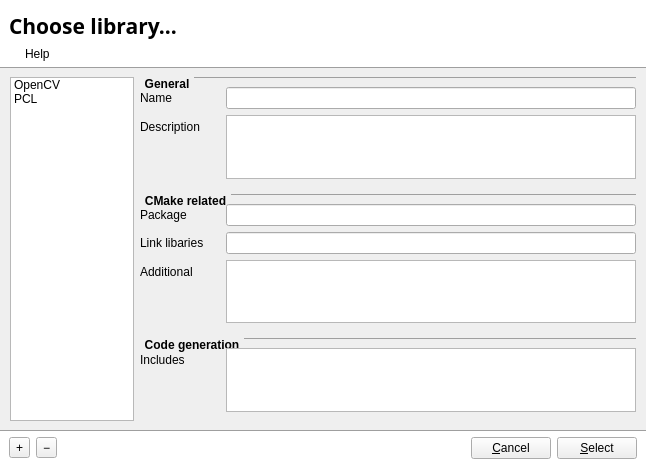
This is src/Tools/diswizard_library.ui in maciek-slon/DisCODe as Qt 5 draws it before an edit. The edited form follows.
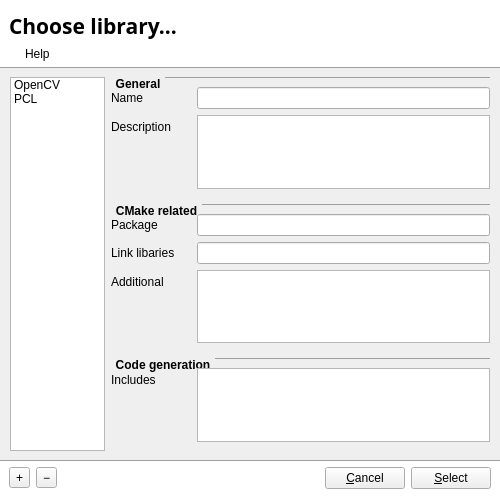
This is the edited form.

What changed in the file:
```diff
--- a/src/Tools/diswizard_library.ui
+++ b/src/Tools/diswizard_library.ui
@@ -6,8 +6,8 @@
    <rect>
     <x>0</x>
     <y>0</y>
-    <width>646</width>
-    <height>470</height>
+    <width>500</width>
+    <height>500</height>
    </rect>
   </property>
   <property name="palette">
```
